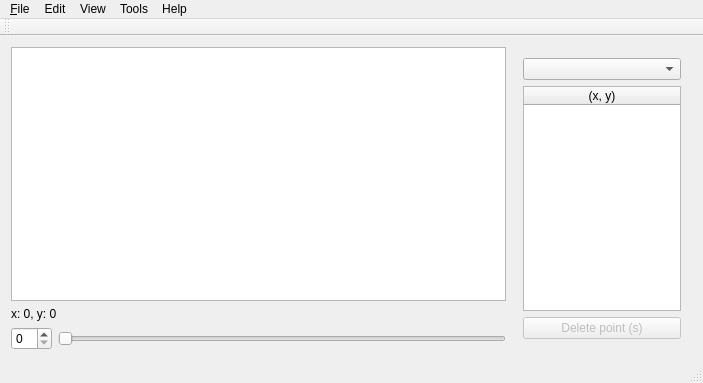
jonperdomo/polytracker, file mainwindow.ui: the form before one commit.
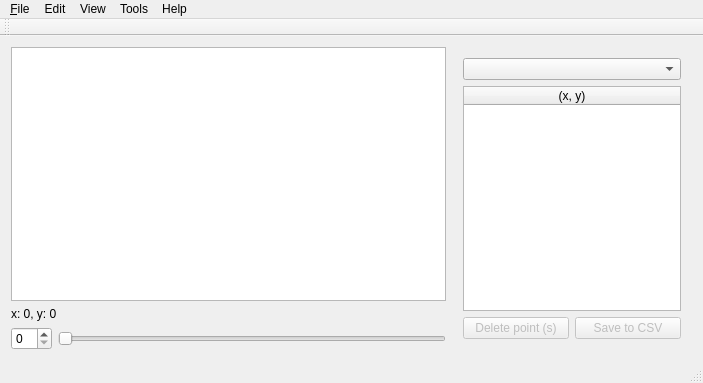
The form after the commit. Custom widgets are drawn as their Qt base class.

What changed in the file:
```diff
--- a/mainwindow.ui
+++ b/mainwindow.ui
@@ -91,6 +91,16 @@
            </property>
           </widget>
          </item>
+         <item>
+          <widget class="QPushButton" name="saveButton">
+           <property name="enabled">
+            <bool>false</bool>
+           </property>
+           <property name="text">
+            <string>Save to CSV</string>
+           </property>
+          </widget>
+         </item>
         </layout>
        </item>
       </layout>
```
Left out of the diff: 6 changed lines with no effect on the pictures.
